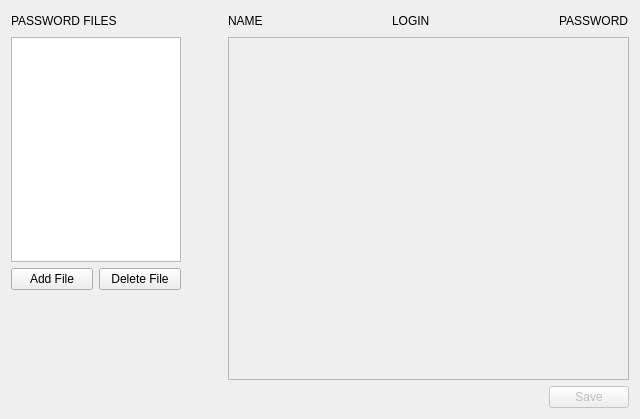
E1eMsGit/Passwords-Manager, file main_form.ui: the form before one commit.
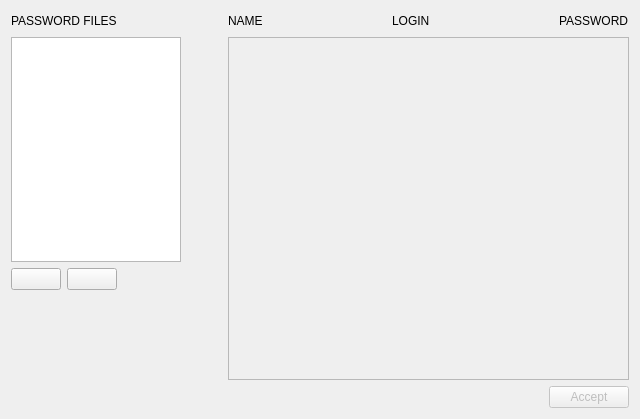
The form after the commit.

Patch:
```diff
--- a/main_form.ui
+++ b/main_form.ui
@@ -142,7 +142,7 @@
             <bool>false</bool>
            </property>
            <property name="text">
-            <string>Save</string>
+            <string>Accept</string>
            </property>
           </widget>
          </item>
@@ -174,30 +174,61 @@
       <layout class="QHBoxLayout" name="horizontalLayout_4">
        <item>
         <widget class="QPushButton" name="add_file_button">
+         <property name="minimumSize">
+          <size>
+           <width>50</width>
+           <height>0</height>
+          </size>
+         </property>
          <property name="maximumSize">
           <size>
            <width>170</width>
            <height>16777215</height>
           </size>
          </property>
-         <property name="text">
+         <property name="toolTip">
           <string>Add File</string>
          </property>
+         <property name="text">
+          <string/>
+         </property>
         </widget>
        </item>
        <item>
         <widget class="QPushButton" name="delete_file_button">
+         <property name="minimumSize">
+          <size>
+           <width>50</width>
+           <height>0</height>
+          </size>
+         </property>
          <property name="maximumSize">
           <size>
            <width>170</width>
            <height>16777215</height>
           </size>
          </property>
-         <property name="text">
+         <property name="toolTip">
           <string>Delete File</string>
          </property>
+         <property name="text">
+          <string/>
+         </property>
         </widget>
        </item>
+       <item>
+        <spacer name="horizontalSpacer_6">
+         <property name="orientation">
+          <enum>Qt::Horizontal</enum>
+         </property>
+         <property name="sizeHint" stdset="0">
+          <size>
+           <width>40</width>
+           <height>20</height>
+          </size>
+         </property>
+        </spacer>
+       </item>
       </layout>
      </item>
      <item>
```
Left out of the diff: 3 changed lines with no effect on the pictures.
